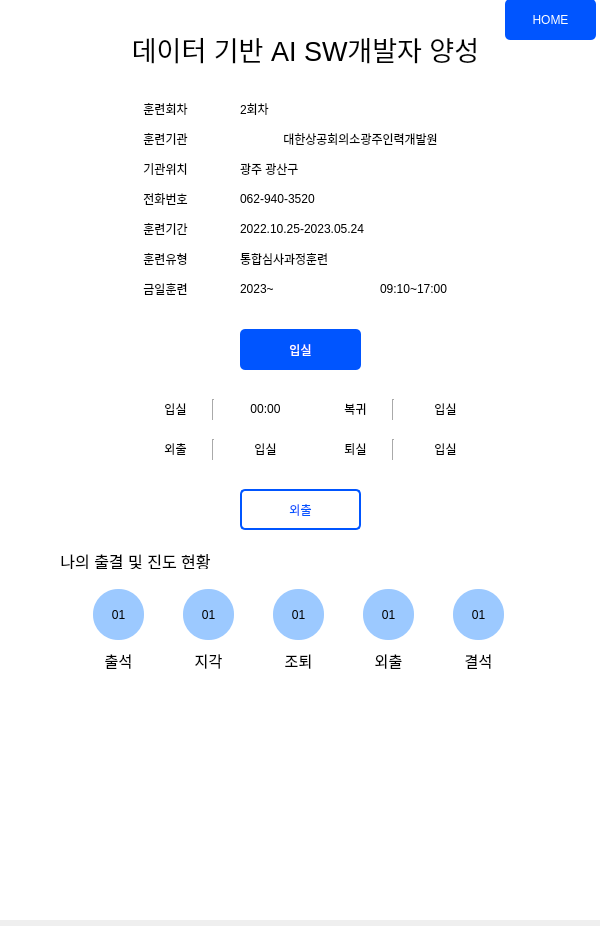
First picture: the form in bicon11.ui, repository songhwa1/bicon, before the edit.
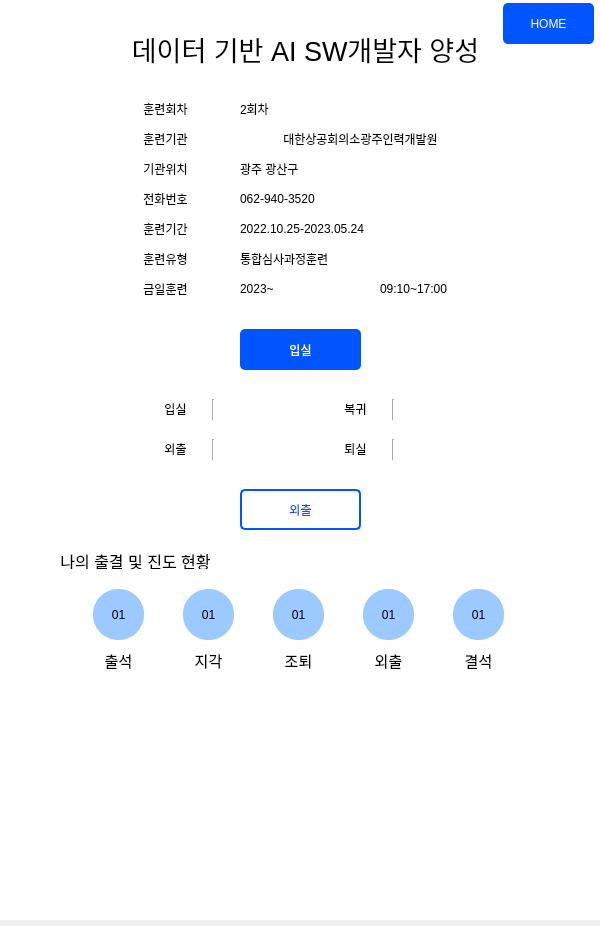
Second picture: the form after the edit. Icons and pictures are not drawn.

Diff of the .ui file:
```diff
--- a/bicon11.ui
+++ b/bicon11.ui
@@ -474,7 +474,7 @@
       <string notr="true">font: 14pt &quot;GyeonggiBatang&quot;;</string>
      </property>
      <property name="text">
-      <string>&lt;html&gt;&lt;head/&gt;&lt;body&gt;&lt;p align=&quot;center&quot;&gt;입실&lt;/p&gt;&lt;/body&gt;&lt;/html&gt;</string>
+      <string>&lt;html&gt;&lt;head/&gt;&lt;body&gt;&lt;p align=&quot;center&quot;&gt;&lt;br/&gt;&lt;/p&gt;&lt;/body&gt;&lt;/html&gt;</string>
      </property>
     </widget>
     <widget class="QLabel" name="label_32">
@@ -593,7 +593,7 @@
       <string notr="true">font: 14pt &quot;GyeonggiBatang&quot;;</string>
      </property>
      <property name="text">
-      <string>&lt;html&gt;&lt;head/&gt;&lt;body&gt;&lt;p align=&quot;center&quot;&gt;입실&lt;/p&gt;&lt;/body&gt;&lt;/html&gt;</string>
+      <string>&lt;html&gt;&lt;head/&gt;&lt;body&gt;&lt;p align=&quot;center&quot;&gt;&lt;br/&gt;&lt;/p&gt;&lt;/body&gt;&lt;/html&gt;</string>
      </property>
     </widget>
     <widget class="QLabel" name="entrance_label">
@@ -609,7 +609,7 @@
       <string notr="true">font: 14pt &quot;GyeonggiBatang&quot;;</string>
      </property>
      <property name="text">
-      <string>&lt;html&gt;&lt;head/&gt;&lt;body&gt;&lt;p align=&quot;center&quot;&gt;00:00&lt;/p&gt;&lt;/body&gt;&lt;/html&gt;</string>
+      <string>&lt;html&gt;&lt;head/&gt;&lt;body&gt;&lt;p align=&quot;center&quot;&gt;&lt;br/&gt;&lt;/p&gt;&lt;/body&gt;&lt;/html&gt;</string>
      </property>
     </widget>
     <widget class="Line" name="line_5">
@@ -651,7 +651,7 @@
       <string notr="true">font: 14pt &quot;GyeonggiBatang&quot;;</string>
      </property>
      <property name="text">
-      <string>&lt;html&gt;&lt;head/&gt;&lt;body&gt;&lt;p align=&quot;center&quot;&gt;입실&lt;/p&gt;&lt;/body&gt;&lt;/html&gt;</string>
+      <string>&lt;html&gt;&lt;head/&gt;&lt;body&gt;&lt;p align=&quot;center&quot;&gt;&lt;br/&gt;&lt;/p&gt;&lt;/body&gt;&lt;/html&gt;</string>
      </property>
     </widget>
     <widget class="QLabel" name="label_3">
@@ -1008,8 +1008,8 @@
     <widget class="QPushButton" name="att_Home_Button">
      <property name="geometry">
       <rect>
-       <x>505</x>
-       <y>0</y>
+       <x>503</x>
+       <y>4</y>
        <width>91</width>
        <height>41</height>
       </rect>
```
